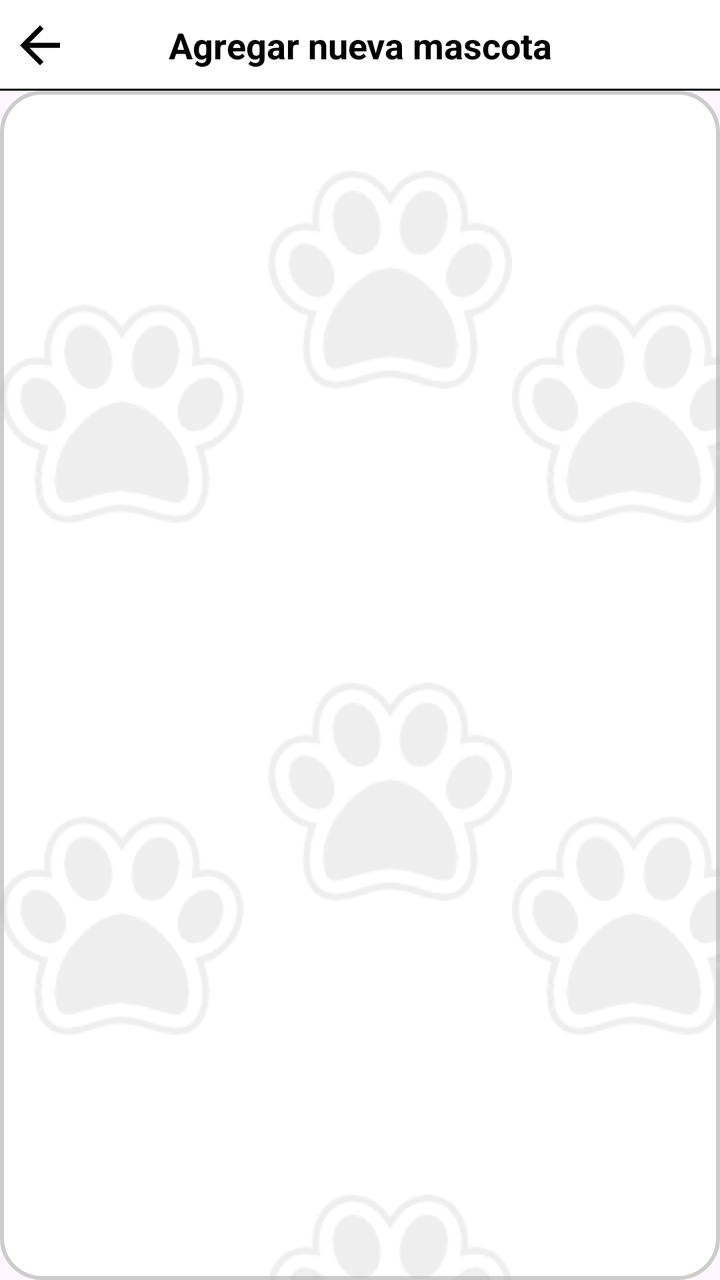
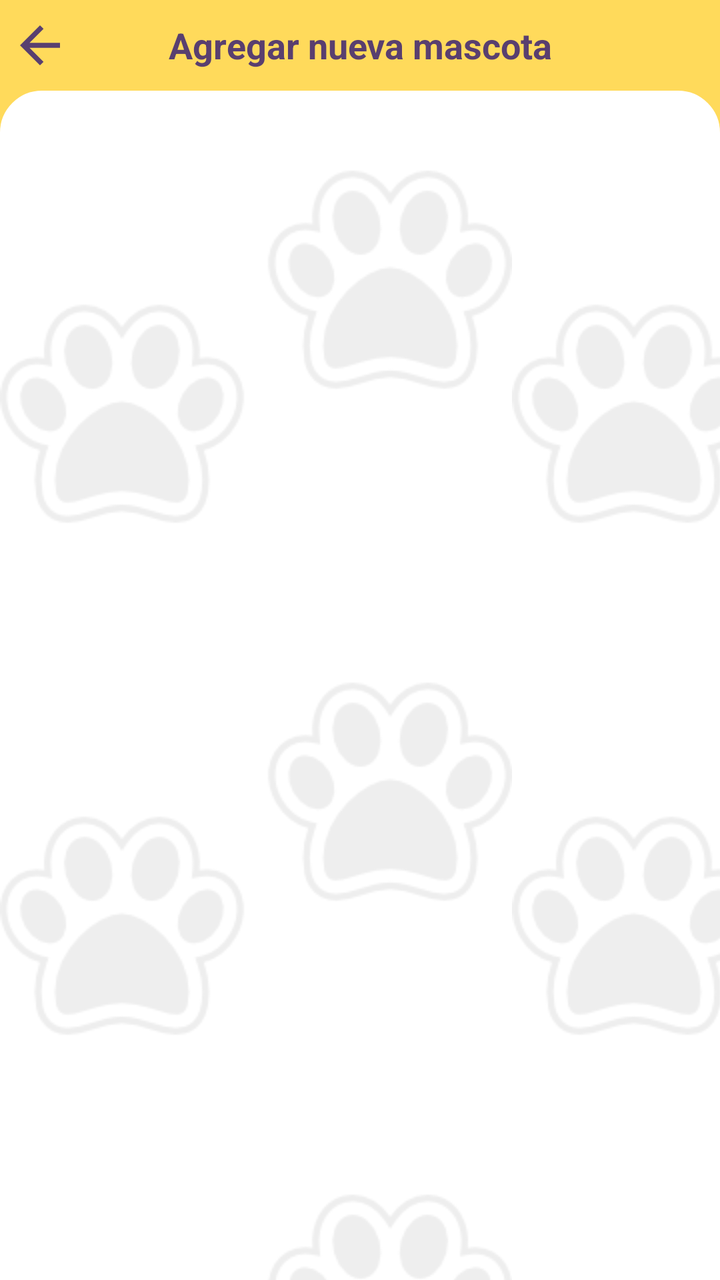

Screens rendered from an Android XML layout before and after an edit, with the pre-edit source and the edit as a unified diff.
<!-- AndroidManifest.xml: application theme Theme.TIC_PV -->
<!-- res/layout/activity_gestionar_mascota.xml -->
<?xml version="1.0" encoding="utf-8"?>
<RelativeLayout xmlns:android="http://schemas.android.com/apk/res/android"
    xmlns:app="http://schemas.android.com/apk/res-auto"
    xmlns:tools="http://schemas.android.com/tools"
    android:id="@+id/main"
    android:layout_width="match_parent"
    android:layout_height="match_parent"
    android:fitsSystemWindows="true"
    android:fillViewport="true"
    tools:context=".Vista.GestionarMascotaActivity">

    <RelativeLayout
        android:layout_width="match_parent"
        android:layout_height="wrap_content"
        android:id="@+id/rLSuperiorGestionarMascota"
        android:background="@color/white"
        android:orientation="horizontal">

        <ImageView
            android:layout_width="30dp"
            android:layout_height="30dp"
            android:id="@+id/iVRegresarGestionarMascota"
            android:layout_centerVertical="true"
            android:focusable="true"
            android:foreground="?android:attr/selectableItemBackgroundBorderless"
            android:background="@drawable/ic_retroceder"
            android:clickable="true"
            android:layout_marginStart="5dp"
            android:backgroundTint="@color/black"/>

        <TextView
            android:layout_width="match_parent"
            android:layout_height="wrap_content"
            android:id="@+id/tVTituloGestionarMascota"
            android:textSize="18sp"
            android:layout_centerVertical="true"
            android:textAlignment="center"
            android:textStyle="bold"
            android:textColor="@color/black"
            android:text="Agregar nueva mascota"/>

        <View
            android:id="@+id/viewTituloVerMascotas"
            android:layout_width="match_parent"
            android:layout_height="1dp"
            android:layout_marginTop="20dp"
            android:layout_below="@+id/tVTituloGestionarMascota"
            android:background="@color/black" />

    </RelativeLayout>

    <FrameLayout
        android:layout_width="match_parent"
        android:layout_height="match_parent"
        android:id="@+id/fLFragmentGestionarMascota"
        android:background="@drawable/frame_redondeado"
        android:layout_below="@+id/rLSuperiorGestionarMascota"
        android:padding="10dp">

    </FrameLayout>

</RelativeLayout>
<!-- resources referenced by this layout -->
<resources>
  <color name="black">#FF000000</color>
  <color name="white">#FFFFFFFF</color>
  <!-- drawable frame_redondeado (drawable) -->
  <?xml version="1.0" encoding="utf-8"?>
  <layer-list xmlns:android="http://schemas.android.com/apk/res/android">
  
      
      <item>
          <shape android:shape="rectangle">
              <solid android:color="#FFFFFF" />
              <corners android:radius="20dp" />
              <stroke android:width="2dp" android:color="#CCCCCC"/>
          </shape>
      </item>
  
      
      <item>
          <bitmap
              android:src="@drawable/huellitas"
              android:tileMode="repeat"
              android:gravity="center"
              android:tint="@android:color/darker_gray"
              android:alpha="0.2"/>  
      </item>
  
  </layer-list>
  <!-- drawable ic_retroceder (drawable) -->
  <vector xmlns:android="http://schemas.android.com/apk/res/android" android:autoMirrored="true" android:height="24dp" android:tint="#FFFFFF" android:viewportHeight="24" android:viewportWidth="24" android:width="24dp">
        
      <path android:fillColor="@android:color/white" android:pathData="M20,11H7.83l5.59,-5.59L12,4l-8,8 8,8 1.41,-1.41L7.83,13H20v-2z"/>
      
  </vector>
  <style name="Theme.TIC_PV" parent="Base.Theme.TIC_PV" />
  <!-- drawable huellitas: png bitmap (drawable, 6949 bytes) -->
  <style name="Base.Theme.TIC_PV" parent="Theme.Material3.DayNight.NoActionBar">
          
          
  
  
  
  
  
  
  
  
      </style>
</resources>

<!-- the commit's change to res/layout/activity_gestionar_mascota.xml (unified diff, before → after) -->
@@ -7,13 +7,14 @@
     android:layout_height="match_parent"
     android:fitsSystemWindows="true"
     android:fillViewport="true"
+    android:background="@color/yellow"
     tools:context=".Vista.GestionarMascotaActivity">
 
     <RelativeLayout
         android:layout_width="match_parent"
         android:layout_height="wrap_content"
         android:id="@+id/rLSuperiorGestionarMascota"
-        android:background="@color/white"
+        android:background="@color/yellow"
         android:orientation="horizontal">
 
         <ImageView
@@ -26,7 +27,7 @@
             android:background="@drawable/ic_retroceder"
             android:clickable="true"
             android:layout_marginStart="5dp"
-            android:backgroundTint="@color/black"/>
+            android:backgroundTint="@color/lila"/>
 
         <TextView
             android:layout_width="match_parent"
@@ -36,7 +37,7 @@
             android:layout_centerVertical="true"
             android:textAlignment="center"
             android:textStyle="bold"
-            android:textColor="@color/black"
+            android:textColor="@color/lila"
             android:text="Agregar nueva mascota"/>
 
         <View
@@ -45,7 +46,7 @@
             android:layout_height="1dp"
             android:layout_marginTop="20dp"
             android:layout_below="@+id/tVTituloGestionarMascota"
-            android:background="@color/black" />
+            android:background="@color/yellow" />
 
     </RelativeLayout>
 
@@ -53,7 +54,7 @@
         android:layout_width="match_parent"
         android:layout_height="match_parent"
         android:id="@+id/fLFragmentGestionarMascota"
-        android:background="@drawable/frame_redondeado"
+        android:background="@drawable/bordes_fragment"
         android:layout_below="@+id/rLSuperiorGestionarMascota"
         android:padding="10dp">
 
<!-- resource entries referenced after the edit -->
@@ -1,8 +1,8 @@
 <!-- resources referenced by this layout -->
 <resources>
-  <color name="black">#FF000000</color>
-  <color name="white">#FFFFFFFF</color>
-  <!-- drawable frame_redondeado (drawable) -->
+  <color name="lila">#593f6f</color>
+  <color name="yellow">#ffda5b</color>
+  <!-- drawable bordes_fragment (drawable) -->
   <?xml version="1.0" encoding="utf-8"?>
   <layer-list xmlns:android="http://schemas.android.com/apk/res/android">
   
@@ -10,8 +10,15 @@
       <item>
           <shape android:shape="rectangle">
               <solid android:color="#FFFFFF" />
-              <corners android:radius="20dp" />
-              <stroke android:width="2dp" android:color="#CCCCCC"/>
+  
+              
+              <corners
+                  android:topLeftRadius="20dp"
+                  android:topRightRadius="20dp" />
+  
+              <stroke
+                  android:width="2dp"
+                  android:color="#FFFFFF" />
           </shape>
       </item>
   
@@ -22,7 +29,7 @@
               android:tileMode="repeat"
               android:gravity="center"
               android:tint="@android:color/darker_gray"
-              android:alpha="0.2"/>  
+              android:alpha="0.2"/> 
       </item>
   
   </layer-list>
